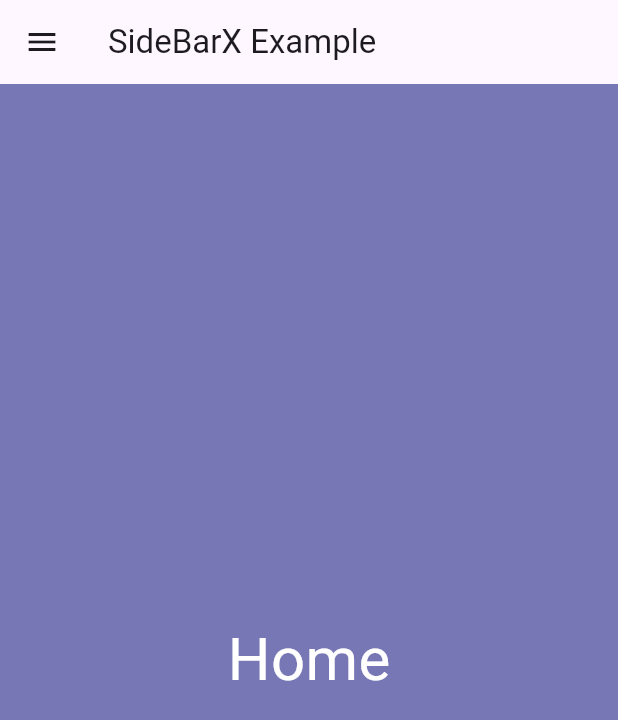
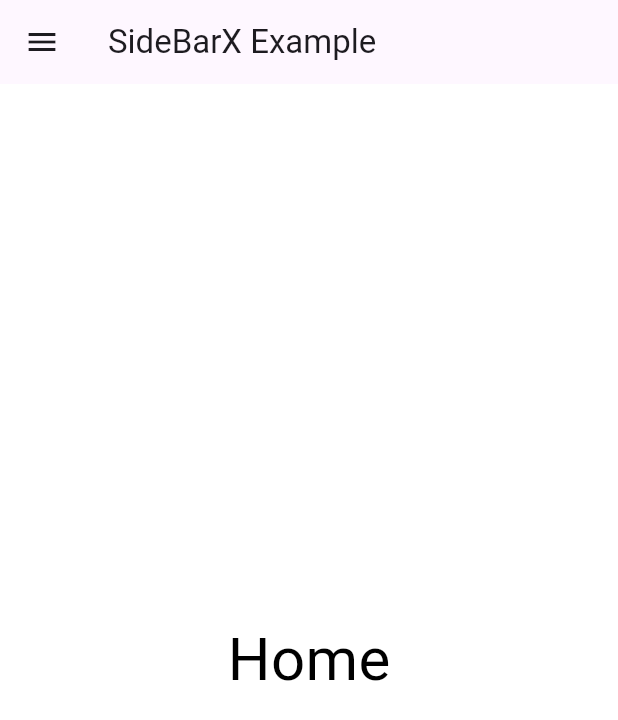
Before and after one commit to Zycky/Geoescopio, a Flutter app: the screen it shows after launch, after a tap on the "menu" icon, after a tap on "Inicio", on a phone screen of 412 x 824 dp. Shown: the top 720 px of the screen. Run offline on Flutter 3.47's test engine with Material 3 defaults, Android fonts, the phone set to English and light mode, and no system bars; our stand-ins replace sidebarx.

Commit message:
Se cambian colores

```diff
--- a/lib/main.dart
+++ b/lib/main.dart
@@ -36,12 +36,12 @@ class MyApp extends StatelessWidget {
 class MyHomePage extends StatefulWidget {
   const MyHomePage({super.key});
   @override
-  _MyHomePageState createState() => _MyHomePageState();
+  MyHomePageState createState() => MyHomePageState();
 }
-const primaryColor = Color(0xFF6252DA);
-const canvasColor = Color(0xFF2E2E48);
-const scaffoldBackgroundColor = Color(0xFF7777B6);
-class _MyHomePageState extends State<MyHomePage> {
+const primaryColor = Color.fromARGB(255, 0, 0, 0);
+const canvasColor = Color.fromARGB(255, 43, 102, 35);
+const scaffoldBackgroundColor = Color.fromARGB(255, 255, 255, 255);
+class MyHomePageState extends State<MyHomePage> {
   final _controller = SidebarXController(selectedIndex: 0, extended: true);
   final _key = GlobalKey<ScaffoldState>();
   @override
@@ -71,23 +71,27 @@ class _MyHomePageState extends State<MyHomePage> {
                     switch(_controller.selectedIndex){
                       case 0: _key.currentState?.closeDrawer();
                       return Center(
-                        child: Text('Home',style: TextStyle(color: Colors.white,fontSize: 40),),
+                        child: Text('Home',style: TextStyle(color: const Color.fromARGB(255, 0, 0, 0),fontSize: 40),),
                       );
                       case 1: _key.currentState?.closeDrawer();
                       return Center(
-                        child: Text('Search',style: TextStyle(color: Colors.white,fontSize: 40),),
+                        child: Text('About',style: TextStyle(color: const Color.fromARGB(255, 0, 0, 0),fontSize: 40),),
                       );
                       case 2: _key.currentState?.closeDrawer();
                       return Center(
-                        child: Text('Settings',style: TextStyle(color: Colors.white,fontSize: 40),),
+                        child: Text('Colaboradores',style: TextStyle(color: Color.fromARGB(255, 0, 0, 0),fontSize: 40),),
                       );
                       case 3: _key.currentState?.closeDrawer();
                       return Center(
-                        child: Text('Theme',style: TextStyle(color: Colors.white,fontSize: 40),),
+                        child: Text('Pluriversos',style: TextStyle(color: const Color.fromARGB(255, 0, 0, 0),fontSize: 40),),
+                      );
+                      case 4: _key.currentState?.closeDrawer();
+                      return Center(
+                        child: Text('Proyectos',style: TextStyle(color: Color.fromARGB(255, 0, 0, 0),fontSize: 40),),
                       );
                       default:
                         return Center(
-                          child: Text('Home',style: TextStyle(color: Colors.white,fontSize: 40),),
+                          child: Text('Home',style: TextStyle(color: const Color.fromARGB(255, 0, 0, 0),fontSize: 40),),
                         );
                     }
                   },
@@ -139,9 +143,10 @@ class SideBarXExample extends StatelessWidget {
       },
       items: const [
         SidebarXItem(icon: Icons.home, label: 'Inicio'),
-        SidebarXItem(icon: Icons.book, label: 'About'),
+        SidebarXItem(icon: Icons.diversity_3, label: 'About'),
         SidebarXItem(icon: Icons.face, label: 'Colaboradores'),
         SidebarXItem(icon: Icons.public, label: 'Pluriversos'),
+        SidebarXItem(icon: Icons.wysiwyg, label: 'Proyectos'),
       ],
     );
   }
```
